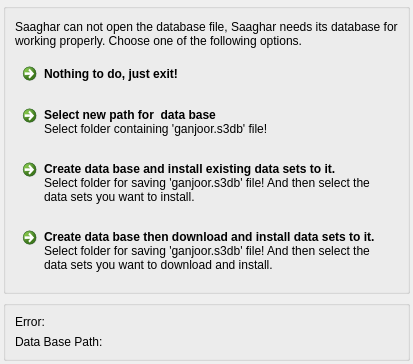
First picture: the form in src/nodatabasedialog.ui, repository srazi/Saaghar, before the edit.
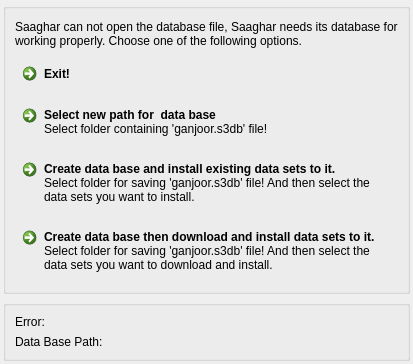
Second picture: the form after the edit.

Commit message: Fixed focus on search toolbar.

```diff
--- a/src/nodatabasedialog.ui
+++ b/src/nodatabasedialog.ui
@@ -62,7 +62,7 @@
       <item>
        <widget class="QCommandLinkButton" name="exitPushButton">
         <property name="text">
-         <string>Nothing to do, just exit!</string>
+         <string>Exit!</string>
         </property>
         <property name="checkable">
          <bool>false</bool>
```
The commit also changes 1 other file.
